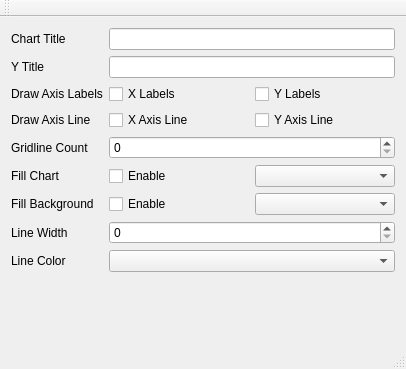
This is chartexamples/mainwindow.ui in presstab/psscharts as Qt 5 draws it before an edit. The edited form follows.
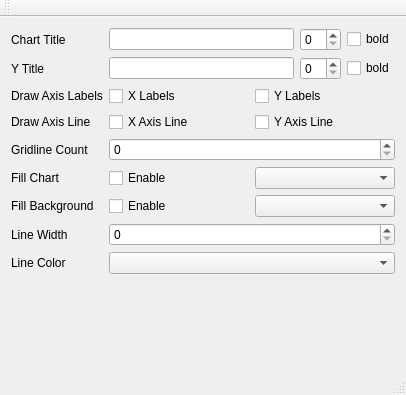
This is the edited form.

Commit message: Add font editing to examples

What changed in the file:
```diff
--- a/chartexamples/mainwindow.ui
+++ b/chartexamples/mainwindow.ui
@@ -7,7 +7,7 @@
     <x>0</x>
     <y>0</y>
     <width>406</width>
-    <height>369</height>
+    <height>395</height>
    </rect>
   </property>
   <property name="windowTitle">
@@ -29,9 +29,6 @@
           </property>
          </widget>
         </item>
-        <item row="0" column="1">
-         <widget class="QLineEdit" name="lineeditChartTitle"/>
-        </item>
         <item row="1" column="0">
          <widget class="QLabel" name="label_2">
           <property name="text">
@@ -39,9 +36,6 @@
           </property>
          </widget>
         </item>
-        <item row="1" column="1">
-         <widget class="QLineEdit" name="lineeditYTitle"/>
-        </item>
         <item row="2" column="0">
          <widget class="QLabel" name="label_3">
           <property name="text">
@@ -164,6 +158,40 @@
         <item row="8" column="1">
          <widget class="QComboBox" name="comboboxLineColor"/>
         </item>
+        <item row="0" column="1">
+         <layout class="QHBoxLayout" name="horizontalLayout_6">
+          <item>
+           <widget class="QLineEdit" name="lineeditChartTitle"/>
+          </item>
+          <item>
+           <widget class="QSpinBox" name="spinboxTitleFontSize"/>
+          </item>
+          <item>
+           <widget class="QCheckBox" name="checkboxChartTitleBold">
+            <property name="text">
+             <string>bold</string>
+            </property>
+           </widget>
+          </item>
+         </layout>
+        </item>
+        <item row="1" column="1">
+         <layout class="QHBoxLayout" name="horizontalLayout_7">
+          <item>
+           <widget class="QLineEdit" name="lineeditYTitle"/>
+          </item>
+          <item>
+           <widget class="QSpinBox" name="spinboxYTitleFontSize"/>
+          </item>
+          <item>
+           <widget class="QCheckBox" name="checkboxYTitleBold">
+            <property name="text">
+             <string>bold</string>
+            </property>
+           </widget>
+          </item>
+         </layout>
+        </item>
        </layout>
       </item>
      </layout>
```
Left out of the diff: 2 changed lines with no effect on the pictures. The commit also changes 1 other file.
